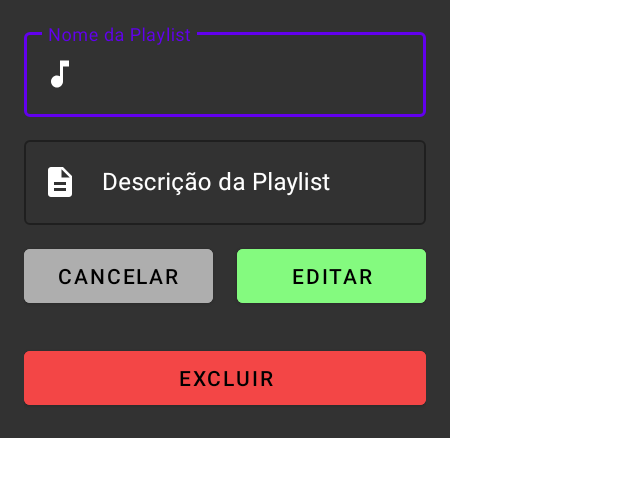
After one commit to CardosofGui/music-player, an Android app: the layout edit_popup.xml on its own in the app's theme, with its tools: preview values and no code run, on a phone screen of 412 x 824 dp. The commit adds this screen. Shown: the top 477 px of the screen. Run offline under Robolectric (Android 15) with nearby library versions, the phone set to English and light mode, and no system bars; Roboto replaces fonts that are not available here.

Commit message:
Implementing popup for editing and deleting playlists

```diff
--- a/app/src/main/java/com/example/musicapp/model/PlaylistMusic.kt
+++ b/app/src/main/java/com/example/musicapp/model/PlaylistMusic.kt
@@ -1,7 +1,7 @@
 package com.example.musicapp.model
 
 class PlaylistMusic(
-    val nomePlaylist : String,
-    val descPlaylist : String,
+    var nomePlaylist : String,
+    var descPlaylist : String,
     val playlist : ArrayList<Music>
 )
--- /dev/null
+++ b/app/src/main/res/drawable/ic_baseline_description_24.xml
@@ -0,0 +1,10 @@
+<vector xmlns:android="http://schemas.android.com/apk/res/android"
+    android:width="24dp"
+    android:height="24dp"
+    android:viewportWidth="24"
+    android:viewportHeight="24"
+    android:tint="?attr/colorControlNormal">
+  <path
+      android:fillColor="@android:color/white"
+      android:pathData="M14,2L6,2c-1.1,0 -1.99,0.9 -1.99,2L4,20c0,1.1 0.89,2 1.99,2L18,22c1.1,0 2,-0.9 2,-2L20,8l-6,-6zM16,18L8,18v-2h8v2zM16,14L8,14v-2h8v2zM13,9L13,3.5L18.5,9L13,9z"/>
+</vector>
--- /dev/null
+++ b/app/src/main/res/layout/edit_popup.xml
@@ -0,0 +1,100 @@
+<?xml version="1.0" encoding="utf-8"?>
+<LinearLayout
+    xmlns:android="http://schemas.android.com/apk/res/android"
+    android:layout_width="wrap_content"
+    android:layout_height="wrap_content"
+    xmlns:app="http://schemas.android.com/apk/res-auto"
+    android:orientation="horizontal"
+    android:gravity="center"
+    android:background="#323232"
+    >
+
+    <LinearLayout
+        android:layout_width="300dp"
+        android:padding="16dp"
+        android:layout_height="match_parent"
+        android:orientation="vertical">
+
+        <com.google.android.material.textfield.TextInputLayout
+            style="@style/Widget.MaterialComponents.TextInputLayout.OutlinedBox"
+            android:layout_width="match_parent"
+            android:layout_height="wrap_content"
+            android:layout_marginBottom="10dp"
+            android:hint="Nome da Playlist"
+            android:textColorHint="@color/white"
+            app:startIconTint="@color/white"
+            app:startIconDrawable="@drawable/ic_baseline_music_note_24"
+            >
+
+            <com.google.android.material.textfield.TextInputEditText
+                android:id="@+id/edtNomePlaylist"
+                android:layout_width="match_parent"
+                android:layout_height="wrap_content"
+                android:textColor="@color/white"
+                />
+
+        </com.google.android.material.textfield.TextInputLayout>
+
+        <com.google.android.material.textfield.TextInputLayout
+            style="@style/Widget.MaterialComponents.TextInputLayout.OutlinedBox"
+            android:layout_width="match_parent"
+            android:layout_height="wrap_content"
+            android:layout_marginBottom="10dp"
+            android:hint="Descrição da Playlist"
+            android:textColorHint="@color/white"
+            app:startIconTint="@color/white"
+            app:startIconDrawable="@drawable/ic_baseline_description_24"
+            >
+
+            <com.google.android.material.textfield.TextInputEditText
+                android:id="@+id/edtDescPlaylist"
+                android:layout_width="match_parent"
+                android:layout_height="wrap_content"
+                android:textColor="@color/white"
+                />
+
+        </com.google.android.material.textfield.TextInputLayout>
+
+        <LinearLayout
+            android:layout_width="match_parent"
+            android:layout_height="wrap_content"
+            android:orientation="horizontal">
+
+            <Button
+                android:layout_width="0dp"
+                android:layout_weight="1"
+                android:layout_height="wrap_content"
+                android:text="Cancelar"
+                android:layout_marginRight="8dp"
+                android:backgroundTint="#AEAEAE"
+                android:textColor="@color/black"
+                android:id="@+id/btnCancelar"
+                />
+
+            <Button
+                android:layout_width="0dp"
+                android:layout_weight="1"
+                android:layout_height="wrap_content"
+                android:text="Editar"
+                android:layout_marginLeft="8dp"
+                android:backgroundTint="#84FA7F"
+                android:textColor="@color/black"
+                android:id="@+id/btnEditar"
+                />
+
+        </LinearLayout>
+
+        <Button
+            android:layout_width="match_parent"
+            android:layout_height="wrap_content"
+            android:text="Excluir"
+            android:layout_marginTop="20dp"
+            android:backgroundTint="#F34646"
+            android:textColor="@color/black"
+            android:id="@+id/btnExcluir"
+            />
+
+    </LinearLayout>
+
+
+</LinearLayout>
```
Also changed, not shown: app/src/main/java/com/example/musicapp/model/adapter/PlaylistAdapter.kt (+8 -1 lines), app/src/main/java/com/example/musicapp/view/fragments/PlaylistList.kt (+60 -1 lines).
